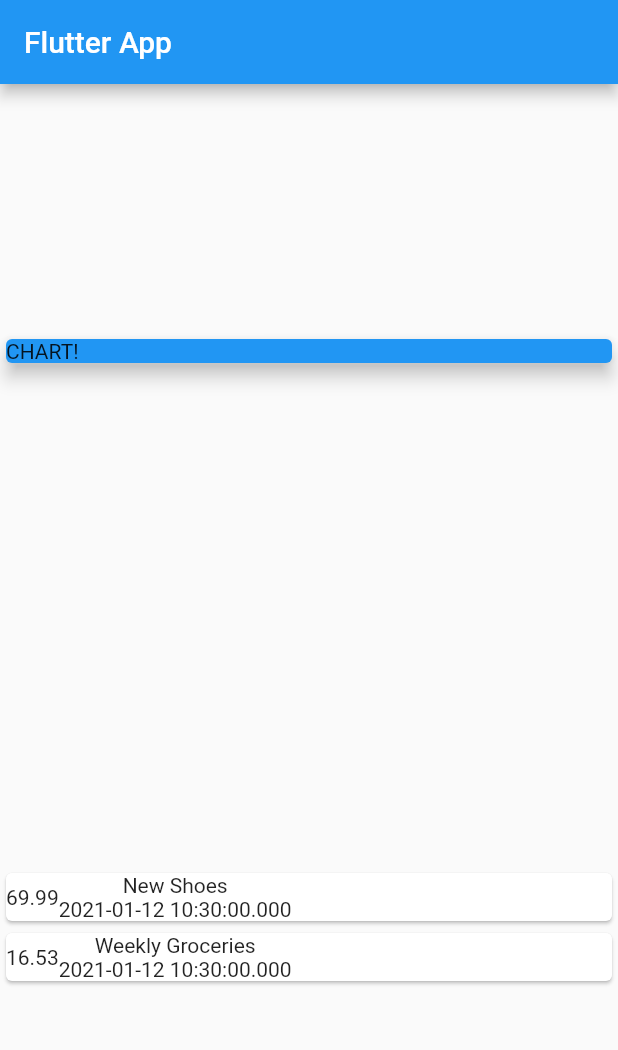
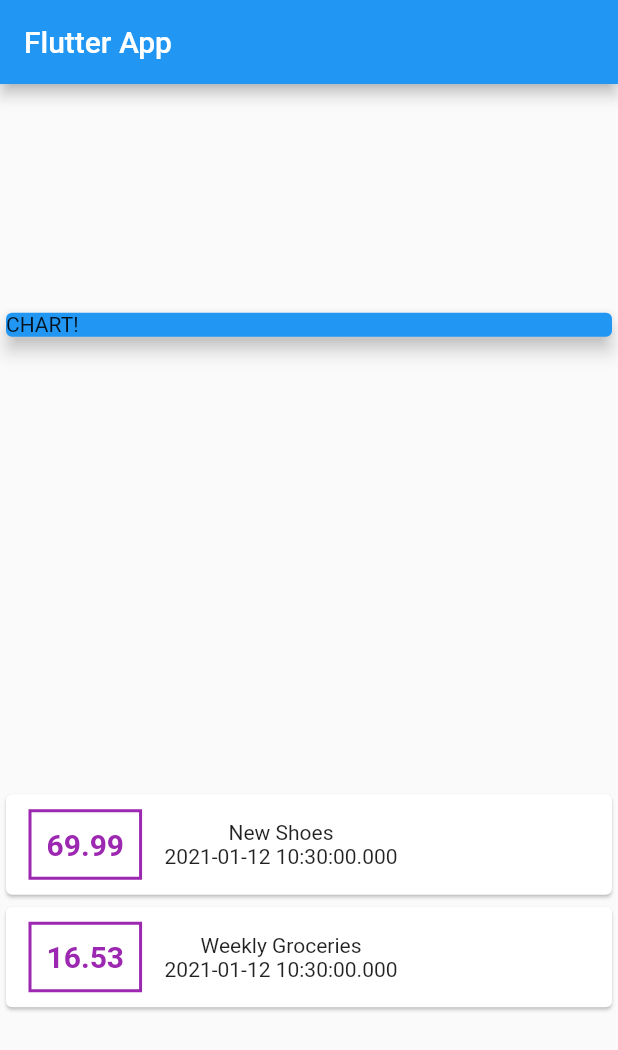
Before and after one commit to cmburch/MobileApps, a Flutter app: the screen it shows after launch, on a phone screen of 412 x 824 dp. Shown: the top 1050 px of the screen. Run offline on Flutter 3.47's test engine with Material 2 defaults, Android fonts, the phone set to English and light mode, and no system bars.

Commit message:
[cashapp] built custom list item, added styling to containers

```diff
--- a/flutter_dart_course/cashApp/lib/main.dart
+++ b/flutter_dart_course/cashApp/lib/main.dart
@@ -53,13 +53,28 @@ class MyHomePage extends StatelessWidget {
                 child: Row(
                   children: [
                     Container(
-                     child: Text(tx.amount.toString()),
+                      margin: EdgeInsets.symmetric(
+                        vertical: 10,
+                        horizontal: 15,
+                      ),
+                      decoration: BoxDecoration(
+                        border: Border.all(
+                          color: Colors.purple,
+                          width: 2,
+                        ),
+                      ),
+                      padding: EdgeInsets.all(10),
+                      child: Text(
+                        tx.amount.toString(),
+                        style: TextStyle(
+                          fontWeight: FontWeight.bold,
+                          fontSize: 20,
+                          color: Colors.purple,
+                        ),
+                      ),
                     ),
                     Column(
-                     children: [
-                       Text(tx.title),
-                       Text(tx.date.toString())
-                     ],
+                      children: [Text(tx.title), Text(tx.date.toString())],
                     )
                   ],
                 ),
@@ -71,10 +86,6 @@ class MyHomePage extends StatelessWidget {
     );
   }
 }
-
-
-
-
 
 // import 'package:flutter/material.dart';
 // import './transaction.dart';
```
Lines whose indentation alone changed are shown as unchanged.
